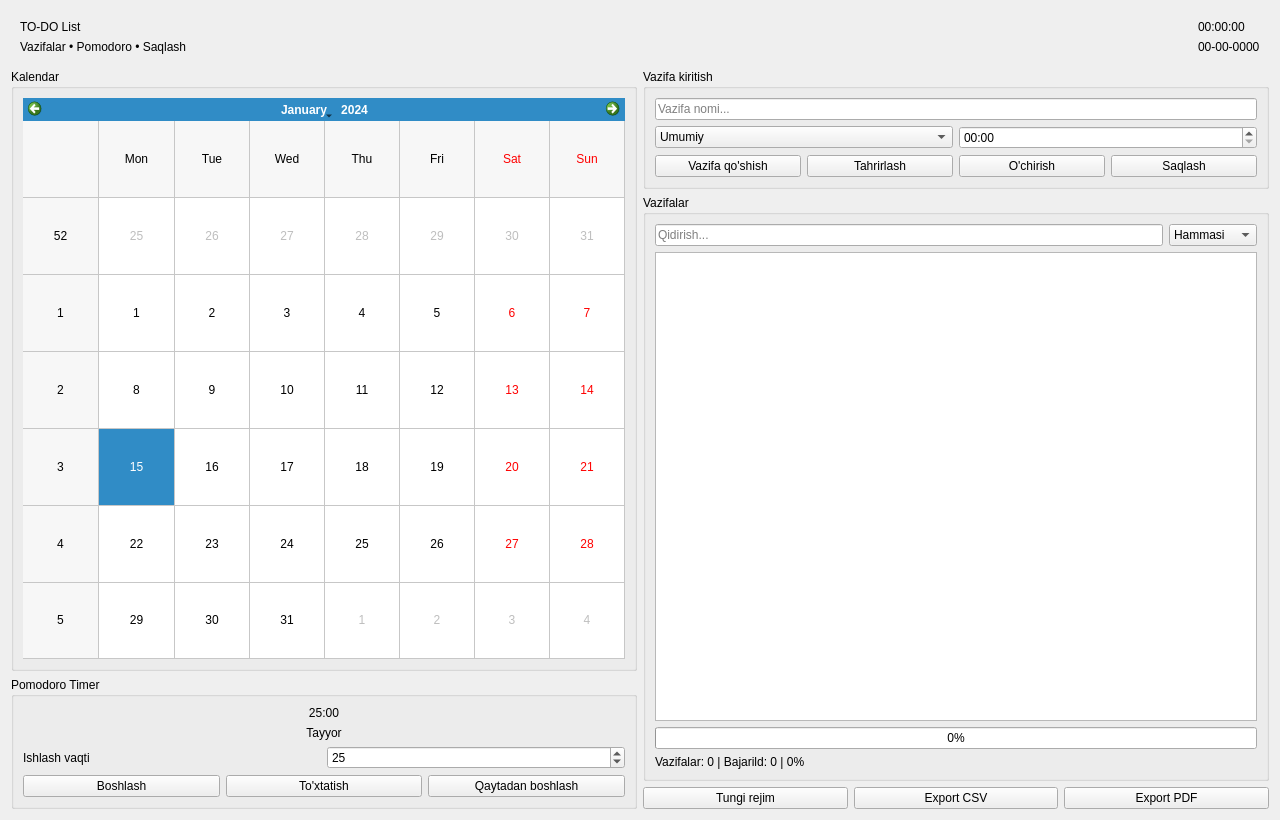
Old version of the form todo.ui in the repository Beksult0n/TO-DO-List.
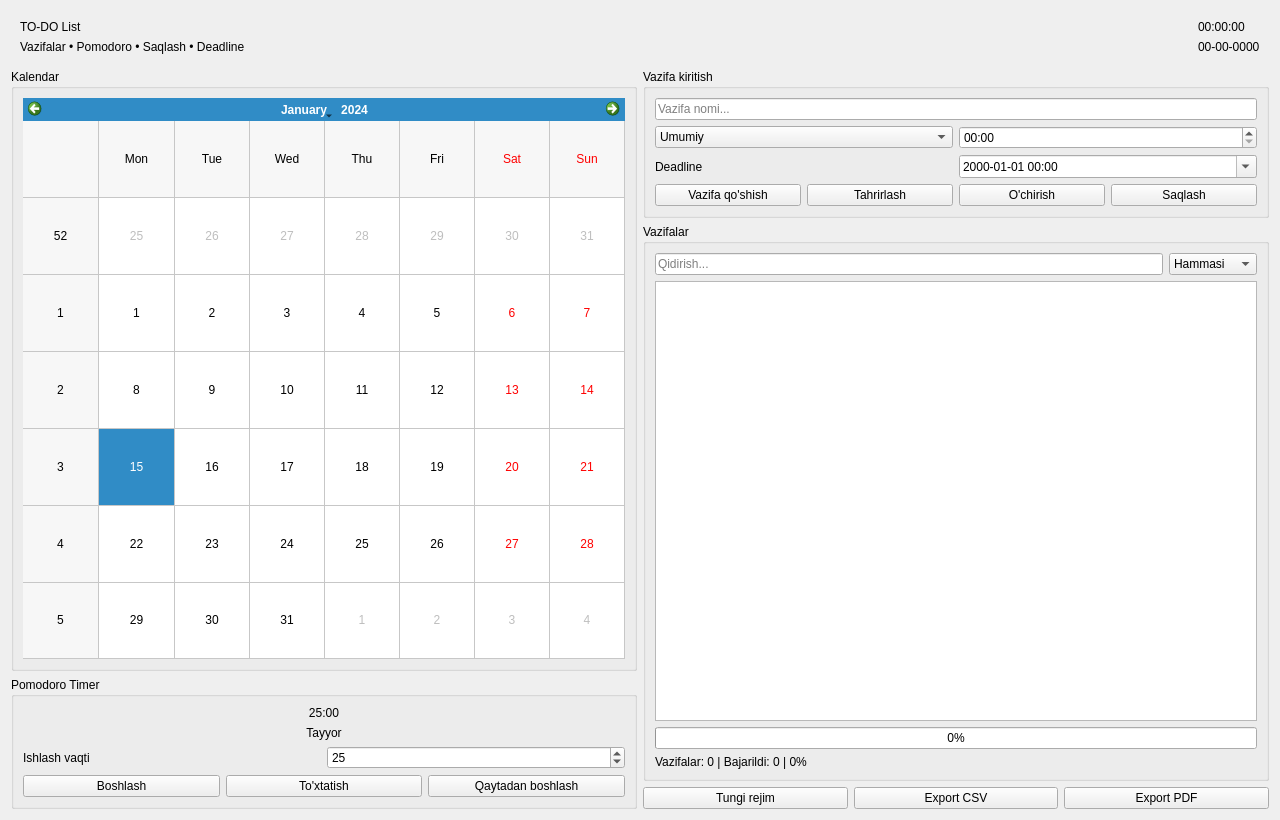
New version of the form.

Commit message: Deadline qo'shildi

Patch:
```diff
--- a/todo.ui
+++ b/todo.ui
@@ -29,7 +29,7 @@
         <item>
          <widget class="QLabel" name="subtitleLabel">
           <property name="text">
-           <string>Vazifalar • Pomodoro • Saqlash</string>
+           <string>Vazifalar • Pomodoro • Saqlash • Deadline</string>
           </property>
          </widget>
         </item>
@@ -42,8 +42,8 @@
         </property>
         <property name="sizeHint" stdset="0">
          <size>
-          <width>0</width>
-          <height>0</height>
+          <width>40</width>
+          <height>20</height>
          </size>
         </property>
        </spacer>
@@ -235,6 +235,29 @@
             </item>
            </layout>
           </item>
+
+          <item>
+           <layout class="QHBoxLayout" name="horizontalLayoutDeadline">
+            <item>
+             <widget class="QLabel" name="deadlineLabel">
+              <property name="text">
+               <string>Deadline</string>
+              </property>
+             </widget>
+            </item>
+            <item>
+             <widget class="QDateTimeEdit" name="deadlineEdit">
+              <property name="displayFormat">
+               <string>yyyy-MM-dd HH:mm</string>
+              </property>
+              <property name="calendarPopup">
+               <bool>true</bool>
+              </property>
+             </widget>
+            </item>
+           </layout>
+          </item>
+
           <item>
            <layout class="QHBoxLayout" name="horizontalLayoutTaskButtons">
             <item>
@@ -319,7 +342,7 @@
           <item>
            <widget class="QLabel" name="statsLabel">
             <property name="text">
-             <string>Vazifalar: 0 | Bajarild: 0 | 0%</string>
+             <string>Vazifalar: 0 | Bajarildi: 0 | 0%</string>
             </property>
            </widget>
           </item>
```
Left out of the diff: 33 changed lines with no effect on the pictures.
